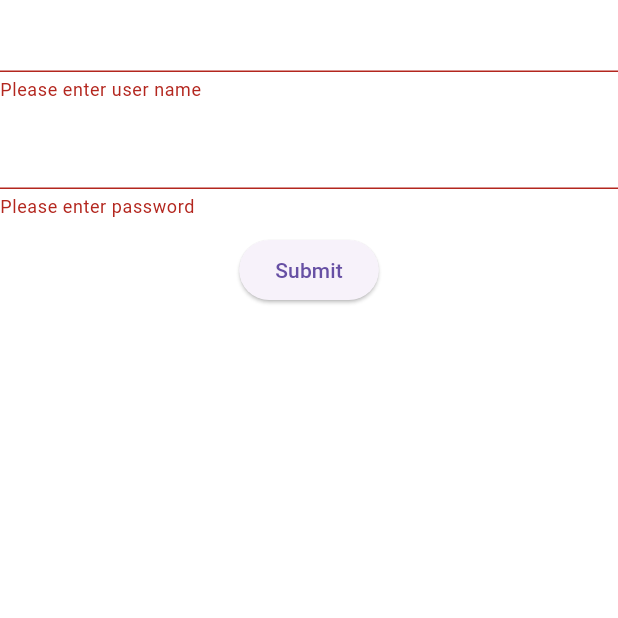
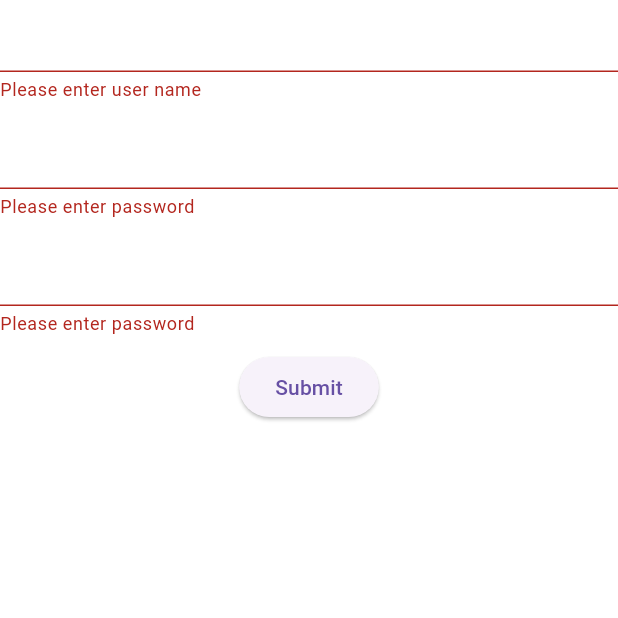
Before and after one commit to muzaffarxoja/neobis_flutter_auth, a Flutter app: the MyForm screen opened by its route, after a tap on "Submit", on a phone screen of 412 x 824 dp, the top half of it. Run offline on Flutter 3.47's test engine with Material 3 defaults, Android fonts, the phone set to English and light mode, and no system bars; our stand-ins replace go_router, shared_preferences; accounts and stored records are empty.

Commit message:
modified:   lib/main.dart

```diff
--- a/lib/main.dart
+++ b/lib/main.dart
@@ -1,21 +1,27 @@
 import 'package:flutter/material.dart';
-import 'package:neobis_flutter_auth/pages/my_form.dart';
+import 'package:neobis_flutter_auth/pages/home.dart';
+import 'package:neobis_flutter_auth/pages/registration.dart';
 import 'package:go_router/go_router.dart';
-import 'package:neobis_flutter_auth/pages/login_page.dart';
+import 'package:neobis_flutter_auth/pages/authorization.dart';
 
-const String authorization = "/authoriation";
-const String login = '/login';
+const String registration = "/registration";
+const String authorization = '/authorization';
+const String home = '/home';
 
 final _router = GoRouter(
-  initialLocation: login,
+  initialLocation: authorization,
   routes: [
     GoRoute(
-      path: login,
-      builder: (context, state) => const LoginPage(),
+      path: authorization,
+      builder: (context, state) => LoginPage(),
     ),
     GoRoute(
-      path: authorization,
-      builder: (context, state) => const MyForm(),
+      path: registration,
+      builder: (context, state) => MyForm(),
+    ),
+    GoRoute(
+      path: home,
+      builder: (context, state) => const Home(),
     ),
   ],
 );
--- a/lib/pages/my_form.dart
+++ b/lib/pages/registration.dart
@@ -1,7 +1,4 @@
-import 'dart:ffi';
-
 import 'package:flutter/material.dart';
-import 'package:flutter/widgets.dart';
 import 'package:go_router/go_router.dart';
 import 'package:neobis_flutter_auth/main.dart';
 import 'package:shared_preferences/shared_preferences.dart';
@@ -17,6 +14,7 @@ class _MyFormState extends State<MyForm> {
   final _formKey = GlobalKey<FormState>();
   final TextEditingController userName = TextEditingController();
   final TextEditingController passWord = TextEditingController();
+  final TextEditingController passWordConfirm = TextEditingController();
   bool userExists = false;
 
   Future check(userName) async {
@@ -72,6 +70,21 @@ class _MyFormState extends State<MyForm> {
           const SizedBox(
             height: 10,
           ),
+          TextFormField(
+            controller: passWordConfirm,
+            validator: (value) {
+              if (value == null || value.isEmpty) {
+                return 'Please enter password';
+              }
+              if (passWord != passWordConfirm) {
+                return 'Please enter same password';
+              }
+              return null;
+            },
+          ),
+          const SizedBox(
+            height: 10,
+          ),
           Center(
             child: ElevatedButton(
               onPressed: () {
@@ -80,6 +93,7 @@ class _MyFormState extends State<MyForm> {
                     const SnackBar(content: Text('Processing Data')),
                   );
                   save(userName.text, passWord.text);
+                  context.go(authorization);
                 }
               },
               child: const Text('Submit'),
```
Also changed, not shown: lib/pages/authorization.dart (renamed from lib/pages/login_page.dart, +21 -11 lines), lib/pages/home.dart (renamed from lib/pages/home..dart).
